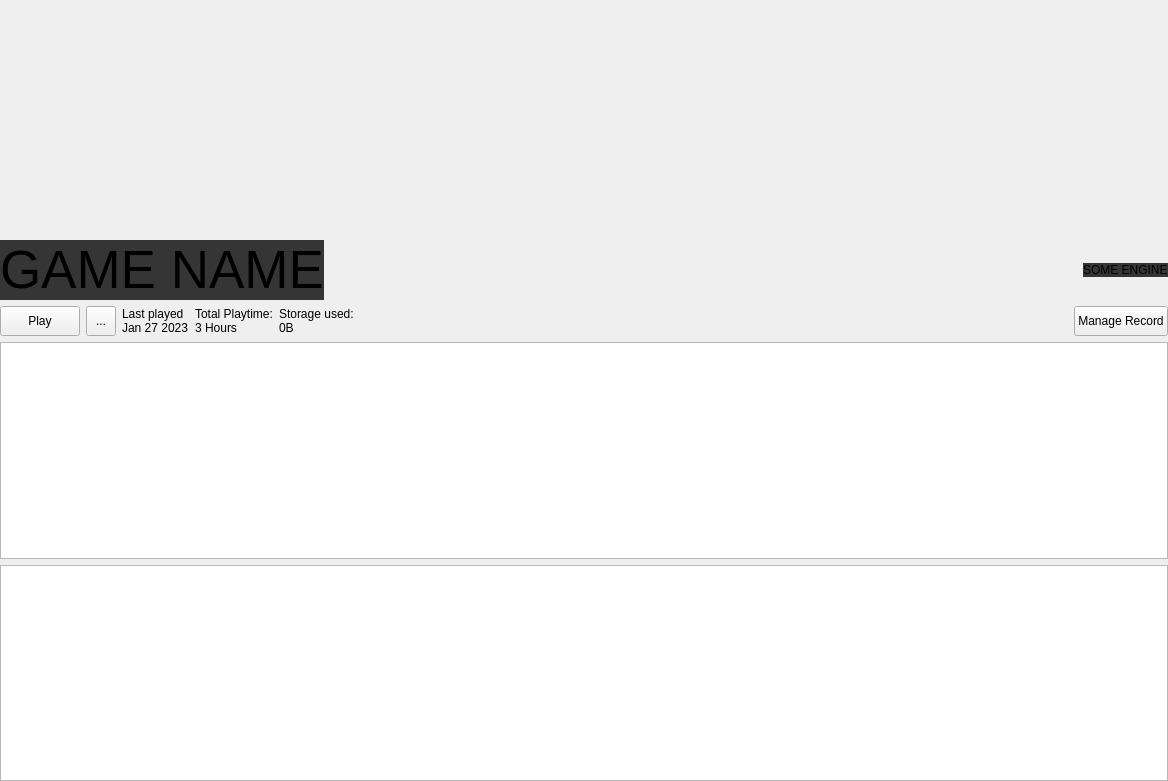
Above: atlas/ui/views/DetailedRecordView.ui from KJNeko/Atlas before the change. Below: the same form after it.
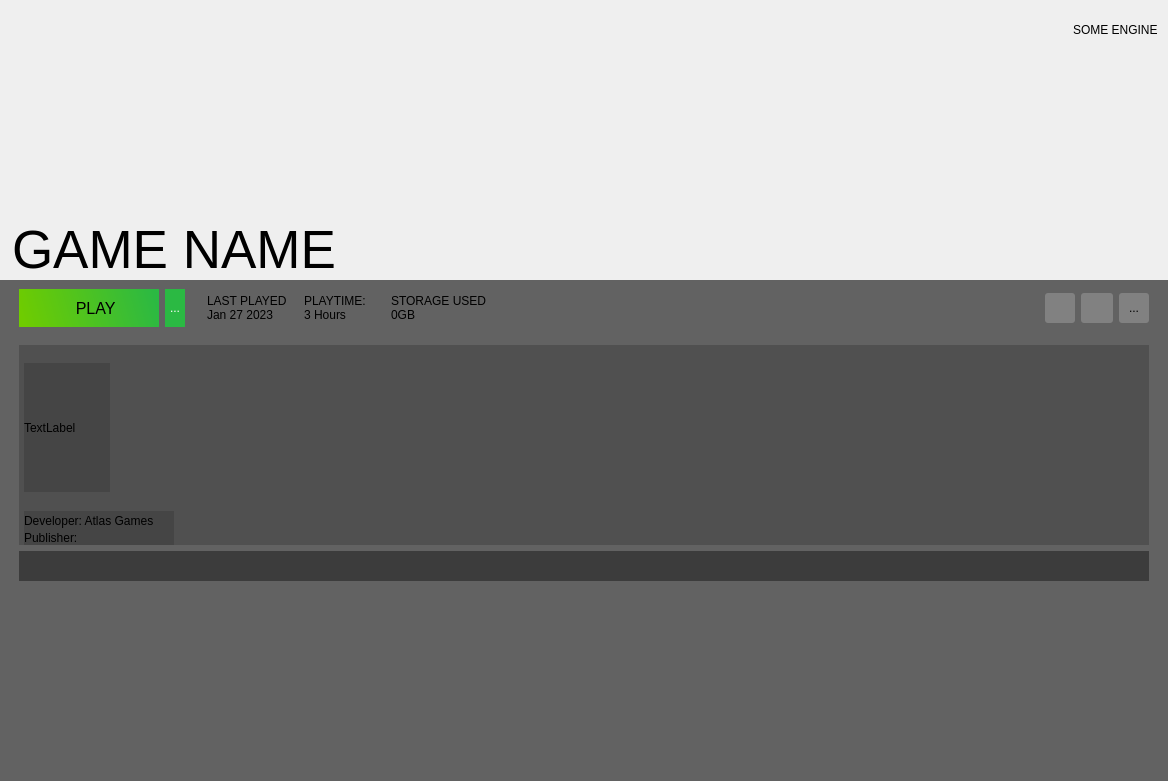
That is the form after the change. Icons and pictures are not drawn.

Diff of the .ui file:
```diff
--- a/atlas/ui/views/DetailedRecordView.ui
+++ b/atlas/ui/views/DetailedRecordView.ui
@@ -26,7 +26,10 @@
    <property name="bottomMargin">
     <number>0</number>
    </property>
-   <item row="0" column="0" colspan="8">
+   <property name="spacing">
+    <number>0</number>
+   </property>
+   <item row="0" column="0" colspan="11">
     <widget class="QFrame" name="bannerFrame">
      <property name="minimumSize">
       <size>
@@ -34,12 +37,6 @@
        <height>300</height>
       </size>
      </property>
-     <property name="maximumSize">
-      <size>
-       <width>16777215</width>
-       <height>16777215</height>
-      </size>
-     </property>
      <property name="styleSheet">
       <string notr="true">background-color: rgba(0, 0 0, 0);
 border-color: rgba(0, 0, 0, 0);</string>
@@ -63,7 +60,58 @@
       <property name="bottomMargin">
        <number>0</number>
       </property>
-      <item row="1" column="1">
+      <property name="spacing">
+       <number>0</number>
+      </property>
+      <item row="3" column="2" colspan="2">
+       <spacer name="horizontalSpacer">
+        <property name="orientation">
+         <enum>Qt::Horizontal</enum>
+        </property>
+        <property name="sizeType">
+         <enum>QSizePolicy::Expanding</enum>
+        </property>
+        <property name="sizeHint" stdset="0">
+         <size>
+          <width>0</width>
+          <height>0</height>
+         </size>
+        </property>
+       </spacer>
+      </item>
+      <item row="2" column="3">
+       <spacer name="verticalSpacer_4">
+        <property name="orientation">
+         <enum>Qt::Vertical</enum>
+        </property>
+        <property name="sizeType">
+         <enum>QSizePolicy::MinimumExpanding</enum>
+        </property>
+        <property name="sizeHint" stdset="0">
+         <size>
+          <width>20</width>
+          <height>180</height>
+         </size>
+        </property>
+       </spacer>
+      </item>
+      <item row="1" column="4">
+       <spacer name="horizontalSpacer_8">
+        <property name="orientation">
+         <enum>Qt::Horizontal</enum>
+        </property>
+        <property name="sizeType">
+         <enum>QSizePolicy::Fixed</enum>
+        </property>
+        <property name="sizeHint" stdset="0">
+         <size>
+          <width>10</width>
+          <height>20</height>
+         </size>
+        </property>
+       </spacer>
+      </item>
+      <item row="3" column="1">
        <widget class="QLabel" name="lbGameName">
         <property name="sizePolicy">
          <sizepolicy hsizetype="Maximum" vsizetype="Maximum">
@@ -77,7 +125,7 @@
          </font>
         </property>
         <property name="styleSheet">
-         <string notr="true">background-color: rgba(0, 0, 0, 198);</string>
+         <string notr="true"/>
         </property>
         <property name="text">
          <string notr="true">GAME NAME</string>
@@ -95,9 +143,6 @@
           <verstretch>0</verstretch>
          </sizepolicy>
         </property>
-        <property name="styleSheet">
-         <string notr="true">background-color: rgba(0, 0, 0, 198);</string>
-        </property>
         <property name="text">
          <string notr="true">SOME ENGINE</string>
         </property>
@@ -106,143 +151,566 @@
         </property>
        </widget>
       </item>
-      <item row="1" column="2">
-       <spacer name="horizontalSpacer">
-        <property name="orientation">
-         <enum>Qt::Horizontal</enum>
-        </property>
-        <property name="sizeHint" stdset="0">
-         <size>
-          <width>40</width>
-          <height>20</height>
-         </size>
-        </property>
-       </spacer>
-      </item>
       <item row="0" column="3">
        <spacer name="verticalSpacer">
         <property name="orientation">
          <enum>Qt::Vertical</enum>
         </property>
+        <property name="sizeType">
+         <enum>QSizePolicy::Fixed</enum>
+        </property>
         <property name="sizeHint" stdset="0">
          <size>
-          <width>20</width>
-          <height>40</height>
+          <width>10</width>
+          <height>20</height>
          </size>
         </property>
        </spacer>
       </item>
-     </layout>
-    </widget>
-   </item>
-   <item row="1" column="0">
-    <widget class="QPushButton" name="btnPlay">
-     <property name="minimumSize">
-      <size>
-       <width>80</width>
-       <height>30</height>
-      </size>
-     </property>
-     <property name="text">
-      <string>Play</string>
-     </property>
-    </widget>
-   </item>
-   <item row="1" column="2">
-    <widget class="QLabel" name="lbLastPlayed">
-     <property name="minimumSize">
-      <size>
-       <width>30</width>
-       <height>0</height>
-      </size>
-     </property>
-     <property name="text">
-      <string>Last played
+      <item row="3" column="0">
+       <spacer name="horizontalSpacer_7">
+        <property name="orientation">
+         <enum>Qt::Horizontal</enum>
+        </property>
+        <property name="sizeType">
+         <enum>QSizePolicy::Fixed</enum>
+        </property>
+        <property name="sizeHint" stdset="0">
+         <size>
+          <width>12</width>
+          <height>20</height>
+         </size>
+        </property>
+       </spacer>
+      </item>
+      <item row="4" column="0" colspan="5">
+       <widget class="QFrame" name="bannerDetailFrame">
+        <property name="minimumSize">
+         <size>
+          <width>0</width>
+          <height>100</height>
+         </size>
+        </property>
+        <property name="styleSheet">
+         <string notr="true">border:none;
+background-color:rgba(0, 0, 0, 150);</string>
+        </property>
+        <property name="frameShape">
+         <enum>QFrame::StyledPanel</enum>
+        </property>
+        <property name="frameShadow">
+         <enum>QFrame::Raised</enum>
+        </property>
+        <layout class="QGridLayout" name="gridLayout_4">
+         <item row="1" column="9">
+          <spacer name="horizontalSpacer_2">
+           <property name="orientation">
+            <enum>Qt::Horizontal</enum>
+           </property>
+           <property name="sizeHint" stdset="0">
+            <size>
+             <width>40</width>
+             <height>20</height>
+            </size>
+           </property>
+          </spacer>
+         </item>
+         <item row="4" column="1" colspan="12">
+          <widget class="QWidget" name="widget_2" native="true">
+           <property name="minimumSize">
+            <size>
+             <width>0</width>
+             <height>30</height>
+            </size>
+           </property>
+           <property name="styleSheet">
+            <string notr="true">background-color: rgba(50,50, 50, 200);</string>
+           </property>
+          </widget>
+         </item>
+         <item row="1" column="3">
+          <spacer name="horizontalSpacer_3">
+           <property name="orientation">
+            <enum>Qt::Horizontal</enum>
+           </property>
+           <property name="sizeType">
+            <enum>QSizePolicy::Fixed</enum>
+           </property>
+           <property name="sizeHint" stdset="0">
+            <size>
+             <width>10</width>
+             <height>20</height>
+            </size>
+           </property>
+          </spacer>
+         </item>
+         <item row="1" column="13">
+          <spacer name="horizontalSpacer_6">
+           <property name="orientation">
+            <enum>Qt::Horizontal</enum>
+           </property>
+           <property name="sizeType">
+            <enum>QSizePolicy::Fixed</enum>
+           </property>
+           <property name="sizeHint" stdset="0">
+            <size>
+             <width>10</width>
+             <height>20</height>
+            </size>
+           </property>
+          </spacer>
+         </item>
+         <item row="1" column="5">
+          <spacer name="horizontalSpacer_4">
+           <property name="orientation">
+            <enum>Qt::Horizontal</enum>
+           </property>
+           <property name="sizeType">
+            <enum>QSizePolicy::Fixed</enum>
+           </property>
+           <property name="sizeHint" stdset="0">
+            <size>
+             <width>5</width>
+             <height>20</height>
+            </size>
+           </property>
+          </spacer>
+         </item>
+         <item row="1" column="0">
+          <spacer name="horizontalSpacer_9">
+           <property name="orientation">
+            <enum>Qt::Horizontal</enum>
+           </property>
+           <property name="sizeType">
+            <enum>QSizePolicy::Fixed</enum>
+           </property>
+           <property name="sizeHint" stdset="0">
+            <size>
+             <width>10</width>
+             <height>20</height>
+            </size>
+           </property>
+          </spacer>
+         </item>
+         <item row="1" column="1">
+          <widget class="QToolButton" name="btnPlay">
+           <property name="minimumSize">
+            <size>
+             <width>140</width>
+             <height>38</height>
+            </size>
+           </property>
+           <property name="font">
+            <font>
+             <pointsize>12</pointsize>
+            </font>
+           </property>
+           <property name="layoutDirection">
+            <enum>Qt::LeftToRight</enum>
+           </property>
+           <property name="styleSheet">
+            <string notr="true">background-color: qlineargradient(spread:pad, x1:1, y1:0.46, x2:0, y2:0.539636, stop:0 rgba(43, 185, 67, 255), stop:1 rgba(111, 204, 0, 255));
+border-radius:none;</string>
+           </property>
+           <property name="text">
+            <string>   PLAY</string>
+           </property>
+           <property name="icon">
+            <iconset resource="../../resources.qrc">
+             <normaloff>:/images/assets/play_normal.svg</normaloff>:/images/assets/play_normal.svg</iconset>
+           </property>
+           <property name="iconSize">
+            <size>
+             <width>61</width>
+             <height>28</height>
+            </size>
+           </property>
+           <property name="toolButtonStyle">
+            <enum>Qt::ToolButtonIconOnly</enum>
+           </property>
+           <property name="autoRaise">
+            <bool>false</bool>
+           </property>
+           <property name="arrowType">
+            <enum>Qt::NoArrow</enum>
+           </property>
+          </widget>
+         </item>
+         <item row="1" column="12">
+          <widget class="QToolButton" name="btnFavorite">
+           <property name="minimumSize">
+            <size>
+             <width>30</width>
+             <height>30</height>
+            </size>
+           </property>
+           <property name="styleSheet">
+            <string notr="true">background: rgba( 255, 255, 255, 50 );
+border-radius:3px;</string>
+           </property>
+           <property name="text">
+            <string>...</string>
+           </property>
+           <property name="icon">
+            <iconset resource="../../resources.qrc">
+             <normaloff>:/images/assets/rating_icon.svg</normaloff>:/images/assets/rating_icon.svg</iconset>
+           </property>
+          </widget>
+         </item>
+         <item row="1" column="8">
+          <widget class="QLabel" name="lbStorageUsed">
+           <property name="minimumSize">
+            <size>
+             <width>90</width>
+             <height>0</height>
+            </size>
+           </property>
+           <property name="maximumSize">
+            <size>
+             <width>100</width>
+             <height>16777215</height>
+            </size>
+           </property>
+           <property name="styleSheet">
+            <string notr="true">background-color:none;</string>
+           </property>
+           <property name="text">
+            <string>STORAGE USED
+0GB</string>
+           </property>
+          </widget>
+         </item>
+         <item row="1" column="10">
+          <widget class="QPushButton" name="btnManageRecord">
+           <property name="minimumSize">
+            <size>
+             <width>30</width>
+             <height>30</height>
+            </size>
+           </property>
+           <property name="maximumSize">
+            <size>
+             <width>30</width>
+             <height>30</height>
+            </size>
+           </property>
+           <property name="styleSheet">
+            <string notr="true">background: rgba( 255, 255, 255, 50 );
+border-radius:3px;</string>
+           </property>
+           <property name="text">
+            <string/>
+           </property>
+           <property name="icon">
+            <iconset resource="../../resources.qrc">
+             <normaloff>:/images/assets/settings.svg</normaloff>:/images/assets/settings.svg</iconset>
+           </property>
+           <property name="iconSize">
+            <size>
+             <width>20</width>
+             <height>20</height>
+            </size>
+           </property>
+          </widget>
+         </item>
+         <item row="2" column="1">
+          <spacer name="verticalSpacer_2">
+           <property name="orientation">
+            <enum>Qt::Vertical</enum>
+           </property>
+           <property name="sizeType">
+            <enum>QSizePolicy::Fixed</enum>
+           </property>
+           <property name="sizeHint" stdset="0">
+            <size>
+             <width>20</width>
+             <height>12</height>
+            </size>
+           </property>
+          </spacer>
+         </item>
+         <item row="1" column="4">
+          <widget class="QLabel" name="lbLastPlayed">
+           <property name="minimumSize">
+            <size>
+             <width>80</width>
+             <height>0</height>
+            </size>
+           </property>
+           <property name="maximumSize">
+            <size>
+             <width>100</width>
+             <height>16777215</height>
+            </size>
+           </property>
+           <property name="styleSheet">
+            <string notr="true">background-color:none;</string>
+           </property>
+           <property name="text">
+            <string>LAST PLAYED
 Jan 27 2023</string>
-     </property>
-    </widget>
-   </item>
-   <item row="2" column="0" colspan="8">
-    <widget class="QTextEdit" name="gameNotes">
-     <property name="readOnly">
-      <bool>true</bool>
-     </property>
-    </widget>
-   </item>
-   <item row="1" column="3">
-    <widget class="QLabel" name="lbTotalPlaytime">
-     <property name="minimumSize">
-      <size>
-       <width>30</width>
-       <height>0</height>
-      </size>
-     </property>
-     <property name="text">
-      <string>Total Playtime:
+           </property>
+          </widget>
+         </item>
+         <item row="1" column="2">
+          <widget class="QToolButton" name="tbSelectVersion">
+           <property name="minimumSize">
+            <size>
+             <width>20</width>
+             <height>38</height>
+            </size>
+           </property>
+           <property name="styleSheet">
+            <string notr="true">background-color: rgba(43, 185, 67, 255);
+border-radius:none;
+color: rgb(255, 255, 255);</string>
+           </property>
+           <property name="text">
+            <string>...</string>
+           </property>
+           <property name="icon">
+            <iconset resource="../../resources.qrc">
+             <normaloff>:/images/assets/dropdownicon.svg</normaloff>:/images/assets/dropdownicon.svg</iconset>
+           </property>
+           <property name="iconSize">
+            <size>
+             <width>16</width>
+             <height>12</height>
+            </size>
+           </property>
+          </widget>
+         </item>
+         <item row="5" column="1">
+          <spacer name="verticalSpacer_3">
+           <property name="orientation">
+            <enum>Qt::Vertical</enum>
+           </property>
+           <property name="sizeType">
+            <enum>QSizePolicy::Expanding</enum>
+           </property>
+           <property name="sizeHint" stdset="0">
+            <size>
+             <width>21</width>
+             <height>700</height>
+            </size>
+           </property>
+          </spacer>
+         </item>
+         <item row="1" column="7">
+          <spacer name="horizontalSpacer_5">
+           <property name="orientation">
+            <enum>Qt::Horizontal</enum>
+           </property>
+           <property name="sizeType">
+            <enum>QSizePolicy::Fixed</enum>
+           </property>
+           <property name="sizeHint" stdset="0">
+            <size>
+             <width>5</width>
+             <height>20</height>
+            </size>
+           </property>
+          </spacer>
+         </item>
+         <item row="3" column="1" colspan="12">
+          <widget class="QWidget" name="widget" native="true">
+           <property name="minimumSize">
+            <size>
+             <width>0</width>
+             <height>200</height>
+            </size>
+           </property>
+           <property name="styleSheet">
+            <string notr="true">background-color: rgba(50,50, 50, 100);</string>
+           </property>
+           <layout class="QGridLayout" name="gridLayout_5">
+            <property name="leftMargin">
+             <number>0</number>
+            </property>
+            <property name="topMargin">
+             <number>0</number>
+            </property>
+            <property name="rightMargin">
+             <number>0</number>
+            </property>
+            <property name="bottomMargin">
+             <number>0</number>
+            </property>
+            <property name="spacing">
+             <number>0</number>
+            </property>
+            <item row="0" column="0">
+             <layout class="QGridLayout" name="detailView">
+              <item row="1" column="1">
+               <widget class="QLabel" name="label_2">
+                <property name="minimumSize">
+                 <size>
+                  <width>150</width>
+                  <height>0</height>
+                 </size>
+                </property>
+                <property name="maximumSize">
+                 <size>
+                  <width>16777215</width>
+                  <height>20</height>
+                 </size>
+                </property>
+                <property name="text">
+                 <string>Developer: Atlas Games</string>
+                </property>
+               </widget>
+              </item>
+              <item row="0" column="0">
+               <spacer name="horizontalSpacer_11">
+                <property name="orientation">
+                 <enum>Qt::Horizontal</enum>
+                </property>
+                <property name="sizeType">
+                 <enum>QSizePolicy::Fixed</enum>
+                </property>
+                <property name="sizeHint" stdset="0">
+                 <size>
+                  <width>5</width>
+                  <height>20</height>
+                 </size>
+                </property>
+               </spacer>
+              </item>
+              <item row="1" column="2">
+               <spacer name="horizontalSpacer_10">
+                <property name="orientation">
+                 <enum>Qt::Horizontal</enum>
+                </property>
+                <property name="sizeHint" stdset="0">
+                 <size>
+                  <width>40</width>
+                  <height>20</height>
+                 </size>
+                </property>
+               </spacer>
+              </item>
+              <item row="2" column="1">
+               <widget class="QLabel" name="label_3">
+                <property name="minimumSize">
+                 <size>
+                  <width>150</width>
+                  <height>0</height>
+                 </size>
+                </property>
+                <property name="maximumSize">
+                 <size>
+                  <width>16777215</width>
+                  <height>20</height>
+                 </size>
+                </property>
+                <property name="text">
+                 <string>Publisher:</string>
+                </property>
+               </widget>
+              </item>
+              <item row="0" column="1">
+               <widget class="QLabel" name="coverImage">
+                <property name="maximumSize">
+                 <size>
+                  <width>86</width>
+                  <height>129</height>
+                 </size>
+                </property>
+                <property name="text">
+                 <string>TextLabel</string>
+                </property>
+               </widget>
+              </item>
+              <item row="0" column="2">
+               <widget class="QPlainTextEdit" name="teDescription">
+                <property name="enabled">
+                 <bool>false</bool>
+                </property>
+                <property name="minimumSize">
+                 <size>
+                  <width>350</width>
+                  <height>0</height>
+                 </size>
+                </property>
+                <property name="styleSheet">
+                 <string notr="true">background-color:transparent;</string>
+                </property>
+               </widget>
+              </item>
+              <item row="0" column="3">
+               <spacer name="horizontalSpacer_12">
+                <property name="orientation">
+                 <enum>Qt::Horizontal</enum>
+                </property>
+                <property name="sizeHint" stdset="0">
+                 <size>
+                  <width>40</width>
+                  <height>20</height>
+                 </size>
+                </property>
+               </spacer>
+              </item>
+             </layout>
+            </item>
+           </layout>
+          </widget>
+         </item>
+         <item row="1" column="6">
+          <widget class="QLabel" name="lbTotalPlaytime">
+           <property name="minimumSize">
+            <size>
+             <width>70</width>
+             <height>0</height>
+            </size>
+           </property>
+           <property name="maximumSize">
+            <size>
+             <width>100</width>
+             <height>16777215</height>
+            </size>
+           </property>
+           <property name="styleSheet">
+            <string notr="true">background-color:none;</string>
+           </property>
+           <property name="text">
+            <string>PLAYTIME:
 3 Hours</string>
-     </property>
+           </property>
+          </widget>
+         </item>
+         <item row="1" column="11">
+          <widget class="QPushButton" name="pushButton">
+           <property name="minimumSize">
+            <size>
+             <width>30</width>
+             <height>30</height>
+            </size>
+           </property>
+           <property name="styleSheet">
+            <string notr="true">background: rgba( 255, 255, 255, 50 );
+border-radius:3px;</string>
+           </property>
+           <property name="text">
+            <string/>
+           </property>
+           <property name="icon">
+            <iconset resource="../../resources.qrc">
+             <normaloff>:/images/assets/info.svg</normaloff>:/images/assets/info.svg</iconset>
+           </property>
+           <property name="iconSize">
+            <size>
+             <width>24</width>
+             <height>24</height>
+            </size>
+           </property>
+          </widget>
+         </item>
+        </layout>
+       </widget>
+      </item>
+     </layout>
     </widget>
    </item>
-   <item row="3" column="0" colspan="8">
-    <widget class="QListView" name="previewList"/>
-   </item>
-   <item row="1" column="1">
-    <widget class="QToolButton" name="tbSelectVersion">
-     <property name="minimumSize">
-      <size>
-       <width>30</width>
-       <height>30</height>
-      </size>
-     </property>
-     <property name="text">
-      <string>...</string>
-     </property>
-     <property name="icon">
-      <iconset resource="../../resources.qrc">
-       <normaloff>:/images/assets/dropdownicon.svg</normaloff>:/images/assets/dropdownicon.svg</iconset>
-     </property>
-    </widget>
-   </item>
-   <item row="1" column="7">
-    <widget class="QPushButton" name="btnManageRecord">
-     <property name="minimumSize">
-      <size>
-       <width>0</width>
-       <height>30</height>
-      </size>
-     </property>
-     <property name="text">
-      <string>Manage Record</string>
-     </property>
-    </widget>
-   </item>
-   <item row="1" column="4">
-    <widget class="QLabel" name="lbStorageUsed">
-     <property name="minimumSize">
-      <size>
-       <width>30</width>
-       <height>0</height>
-      </size>
-     </property>
-     <property name="text">
-      <string>Storage used:
-0B</string>
-     </property>
-    </widget>
-   </item>
-   <item row="1" column="5">
-    <spacer name="horizontalSpacer_2">
-     <property name="orientation">
-      <enum>Qt::Horizontal</enum>
-     </property>
-     <property name="sizeHint" stdset="0">
-      <size>
-       <width>40</width>
-       <height>20</height>
-      </size>
-     </property>
-    </spacer>
-   </item>
   </layout>
  </widget>
  <resources>
```
Left out of the diff: 17 changed lines with no effect on the pictures.
